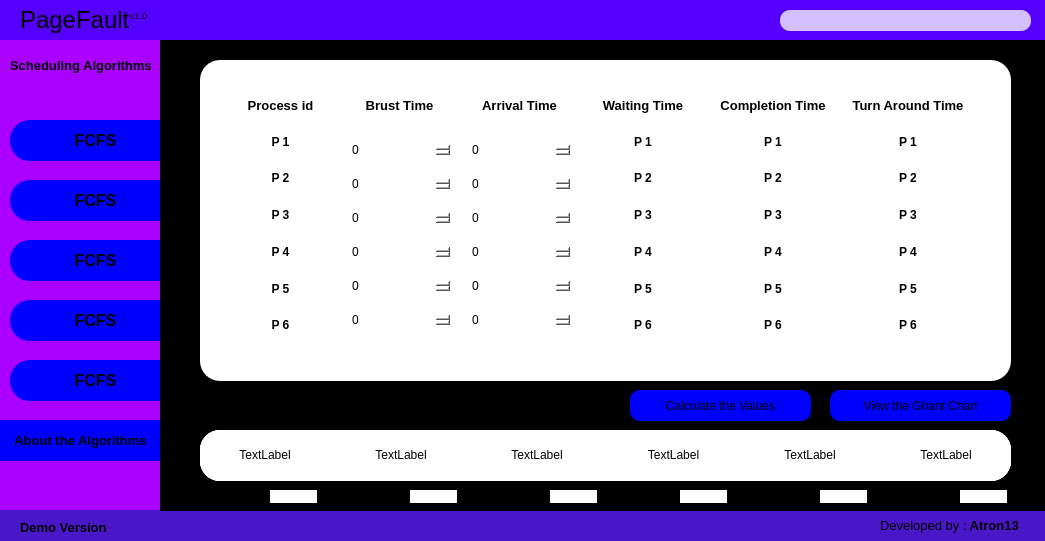
Before: the Qt Designer form pagefault.ui in Atron13/PageFault, drawn with Qt 5.
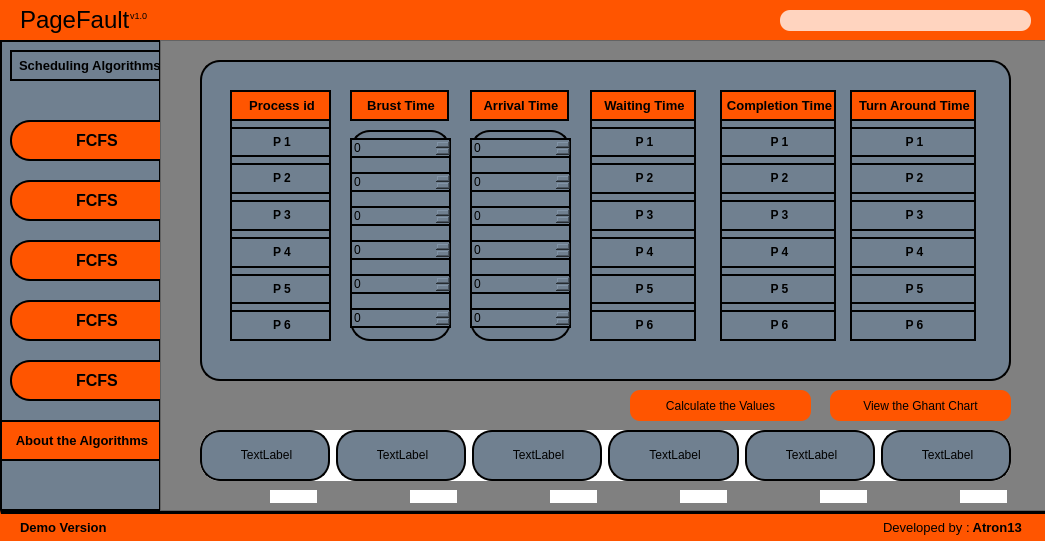
After: the same form once the commit is applied.

Patch:
```diff
--- a/pagefault.ui
+++ b/pagefault.ui
@@ -27,8 +27,7 @@
      <bool>false</bool>
     </property>
     <property name="styleSheet">
-     <string notr="true">background-color: rgb(0, 0, 255);
-background-color: rgb(85, 0, 255);
+     <string notr="true">background-color: rgb(255, 85, 0);
 border-color:white;
 border:none;</string>
     </property>
@@ -124,7 +123,8 @@
      </rect>
     </property>
     <property name="styleSheet">
-     <string notr="true">background-color: rgb(170, 0, 255);</string>
+     <string notr="true">background-color: rgb(112, 128, 144);
+border:2px solid black;</string>
     </property>
     <property name="frameShape">
      <enum>QFrame::NoFrame</enum>
@@ -175,9 +175,10 @@
       <enum>Qt::LeftToRight</enum>
      </property>
      <property name="styleSheet">
-      <string notr="true">background-color: rgb(0, 0, 255);
+      <string notr="true">background-color: rgb(255, 85, 0);
 Text-align:center;
-border-radius:20px</string>
+border-radius:20px;
+border:2px solid black;</string>
      </property>
      <property name="text">
       <string>&lt;html&gt;&lt;head/&gt;&lt;body&gt;&lt;p align=&quot;center&quot;&gt;&lt;span style=&quot; font-size:12pt; font-weight:600;&quot;&gt;FCFS&lt;/span&gt;&lt;/p&gt;&lt;/body&gt;&lt;/html&gt;</string>
@@ -205,9 +206,10 @@
       <enum>Qt::LeftToRight</enum>
      </property>
      <property name="styleSheet">
-      <string notr="true">background-color: rgb(0, 0, 255);
+      <string notr="true">background-color: rgb(255, 85, 0);
 Text-align:center;
-border-radius:20px</string>
+border-radius:20px;
+border:2px solid black;</string>
      </property>
      <property name="text">
       <string>&lt;html&gt;&lt;head/&gt;&lt;body&gt;&lt;p align=&quot;center&quot;&gt;&lt;span style=&quot; font-size:12pt; font-weight:600;&quot;&gt;FCFS&lt;/span&gt;&lt;/p&gt;&lt;/body&gt;&lt;/html&gt;</string>
@@ -235,9 +237,10 @@
       <enum>Qt::LeftToRight</enum>
      </property>
      <property name="styleSheet">
-      <string notr="true">background-color: rgb(0, 0, 255);
+      <string notr="true">background-color: rgb(255, 85, 0);
 Text-align:center;
-border-radius:20px</string>
+border-radius:20px;
+border:2px solid black;</string>
      </property>
      <property name="text">
       <string>&lt;html&gt;&lt;head/&gt;&lt;body&gt;&lt;p align=&quot;center&quot;&gt;&lt;span style=&quot; font-size:12pt; font-weight:600;&quot;&gt;FCFS&lt;/span&gt;&lt;/p&gt;&lt;/body&gt;&lt;/html&gt;</string>
@@ -265,9 +268,10 @@
       <enum>Qt::LeftToRight</enum>
      </property>
      <property name="styleSheet">
-      <string notr="true">background-color: rgb(0, 0, 255);
+      <string notr="true">background-color: rgb(255, 85, 0);
 Text-align:center;
-border-radius:20px</string>
+border-radius:20px;
+border:2px solid black;</string>
      </property>
      <property name="text">
       <string>&lt;html&gt;&lt;head/&gt;&lt;body&gt;&lt;p align=&quot;center&quot;&gt;&lt;span style=&quot; font-size:12pt; font-weight:600;&quot;&gt;FCFS&lt;/span&gt;&lt;/p&gt;&lt;/body&gt;&lt;/html&gt;</string>
@@ -295,9 +299,10 @@
       <enum>Qt::LeftToRight</enum>
      </property>
      <property name="styleSheet">
-      <string notr="true">background-color: rgb(0, 0, 255);
+      <string notr="true">background-color: rgb(255, 85, 0);
 Text-align:center;
-border-radius:20px</string>
+border-radius:20px;
+border:2px solid black;</string>
      </property>
      <property name="text">
       <string>&lt;html&gt;&lt;head/&gt;&lt;body&gt;&lt;p align=&quot;center&quot;&gt;&lt;span style=&quot; font-size:12pt; font-weight:600;&quot;&gt;FCFS&lt;/span&gt;&lt;/p&gt;&lt;/body&gt;&lt;/html&gt;</string>
@@ -325,7 +330,7 @@
       <enum>Qt::LeftToRight</enum>
      </property>
      <property name="styleSheet">
-      <string notr="true">background-color: rgb(0, 0, 255);
+      <string notr="true">background-color: rgb(255, 85, 0);
 Text-align:center;</string>
      </property>
      <property name="text">
@@ -352,9 +357,9 @@
      <bool>false</bool>
     </property>
     <property name="styleSheet">
-     <string notr="true">background-color: rgb(73, 23, 200);
+     <string notr="true">background-color: rgb(255, 85, 0);
 border-color:white;
-border:none;</string>
+border-top:4px solid black;</string>
     </property>
     <property name="frameShape">
      <enum>QFrame::StyledPanel</enum>
@@ -371,6 +376,9 @@
        <height>16</height>
       </rect>
      </property>
+     <property name="styleSheet">
+      <string notr="true">border:none;</string>
+     </property>
      <property name="text">
       <string>&lt;html&gt;&lt;head/&gt;&lt;body&gt;&lt;p&gt;&lt;span style=&quot; font-size:10pt; font-weight:600;&quot;&gt;Demo Version&lt;/span&gt;&lt;/p&gt;&lt;/body&gt;&lt;/html&gt;</string>
      </property>
@@ -399,7 +407,7 @@
      </rect>
     </property>
     <property name="styleSheet">
-     <string notr="true">background-color: rgb(0, 0, 0);</string>
+     <string notr="true">background-color: rgb(128, 128, 128);</string>
     </property>
     <property name="frameShape">
      <enum>QFrame::StyledPanel</enum>
@@ -417,8 +425,9 @@
       </rect>
      </property>
      <property name="styleSheet">
-      <string notr="true">background-color: rgb(255, 255, 255);
-border-radius:20px;</string>
+      <string notr="true">background-color: rgb(112, 128, 144);
+border-radius:20px;
+border:2px solid black;</string>
      </property>
      <property name="frameShape">
       <enum>QFrame::StyledPanel</enum>
@@ -438,6 +447,9 @@
       <layout class="QVBoxLayout" name="verticalLayout">
        <item>
         <widget class="QLabel" name="label_7">
+         <property name="styleSheet">
+          <string notr="true">background-color: rgb(255, 85, 0);</string>
+         </property>
          <property name="text">
           <string>&lt;html&gt;&lt;head/&gt;&lt;body&gt;&lt;p align=&quot;center&quot;&gt;&lt;span style=&quot; font-size:10pt; font-weight:600;&quot;&gt;Process id&lt;/span&gt;&lt;/p&gt;&lt;/body&gt;&lt;/html&gt;</string>
          </property>
@@ -513,7 +525,11 @@
         <widget class="QSpinBox" name="p5b5id"/>
        </item>
        <item>
-        <widget class="QSpinBox" name="p6b6id"/>
+        <widget class="QSpinBox" name="p6b6id">
+         <property name="styleSheet">
+          <string notr="true">border-radius:none;</string>
+         </property>
+        </widget>
        </item>
       </layout>
      </widget>
@@ -526,6 +542,9 @@
         <height>31</height>
        </rect>
       </property>
+      <property name="styleSheet">
+       <string notr="true">background-color: rgb(255, 85, 0);</string>
+      </property>
       <property name="text">
        <string>&lt;html&gt;&lt;head/&gt;&lt;body&gt;&lt;p align=&quot;center&quot;&gt;&lt;span style=&quot; font-size:10pt; font-weight:600;&quot;&gt;Brust Time&lt;/span&gt;&lt;/p&gt;&lt;/body&gt;&lt;/html&gt;</string>
       </property>
@@ -535,13 +554,16 @@
        <rect>
         <x>650</x>
         <y>30</y>
-        <width>116</width>
+        <width>126</width>
         <height>251</height>
        </rect>
       </property>
       <layout class="QVBoxLayout" name="verticalLayout_3">
        <item>
         <widget class="QLabel" name="label_8">
+         <property name="styleSheet">
+          <string notr="true">background-color: rgb(255, 85, 0);</string>
+         </property>
          <property name="text">
           <string>&lt;html&gt;&lt;head/&gt;&lt;body&gt;&lt;p align=&quot;center&quot;&gt;&lt;span style=&quot; font-size:10pt; font-weight:600;&quot;&gt;Turn Around Time&lt;/span&gt;&lt;/p&gt;&lt;/body&gt;&lt;/html&gt;</string>
          </property>
@@ -596,13 +618,16 @@
        <rect>
         <x>520</x>
         <y>30</y>
-        <width>106</width>
+        <width>116</width>
         <height>251</height>
        </rect>
       </property>
       <layout class="QVBoxLayout" name="verticalLayout_4">
        <item>
         <widget class="QLabel" name="label_9">
+         <property name="styleSheet">
+          <string notr="true">background-color: rgb(255, 85, 0);</string>
+         </property>
          <property name="text">
           <string>&lt;html&gt;&lt;head/&gt;&lt;body&gt;&lt;p align=&quot;center&quot;&gt;&lt;span style=&quot; font-size:10pt; font-weight:600;&quot;&gt;Completion Time&lt;/span&gt;&lt;/p&gt;&lt;/body&gt;&lt;/html&gt;</string>
          </property>
@@ -664,6 +689,9 @@
       <layout class="QVBoxLayout" name="verticalLayout_5">
        <item>
         <widget class="QLabel" name="label_10">
+         <property name="styleSheet">
+          <string notr="true">background-color: rgb(255, 85, 0);</string>
+         </property>
          <property name="text">
           <string>&lt;html&gt;&lt;head/&gt;&lt;body&gt;&lt;p align=&quot;center&quot;&gt;&lt;span style=&quot; font-size:10pt; font-weight:600;&quot;&gt;Waiting Time&lt;/span&gt;&lt;/p&gt;&lt;/body&gt;&lt;/html&gt;</string>
          </property>
@@ -722,6 +750,9 @@
         <height>31</height>
        </rect>
       </property>
+      <property name="styleSheet">
+       <string notr="true">background-color: rgb(255, 85, 0);</string>
+      </property>
       <property name="text">
        <string>&lt;html&gt;&lt;head/&gt;&lt;body&gt;&lt;p align=&quot;center&quot;&gt;&lt;span style=&quot; font-size:10pt; font-weight:600;&quot;&gt;Arrival Time&lt;/span&gt;&lt;/p&gt;&lt;/body&gt;&lt;/html&gt;</string>
       </property>
@@ -788,6 +819,10 @@
       <layout class="QHBoxLayout" name="horizontalLayout">
        <item>
         <widget class="QLabel" name="program1">
+         <property name="styleSheet">
+          <string notr="true">background-color: rgb(112, 128, 144);
+border:2px solid black;</string>
+         </property>
          <property name="text">
           <string>&lt;html&gt;&lt;head/&gt;&lt;body&gt;&lt;p align=&quot;center&quot;&gt;TextLabel&lt;/p&gt;&lt;/body&gt;&lt;/html&gt;</string>
          </property>
@@ -795,6 +830,10 @@
        </item>
        <item>
         <widget class="QLabel" name="program2">
+         <property name="styleSheet">
+          <string notr="true">background-color: rgb(112, 128, 144);
+border:2px solid black;</string>
+         </property>
          <property name="text">
           <string>&lt;html&gt;&lt;head/&gt;&lt;body&gt;&lt;p align=&quot;center&quot;&gt;TextLabel&lt;/p&gt;&lt;/body&gt;&lt;/html&gt;</string>
          </property>
@@ -802,6 +841,10 @@
        </item>
        <item>
         <widget class="QLabel" name="program3">
+         <property name="styleSheet">
+          <string notr="true">background-color: rgb(112, 128, 144);
+border:2px solid black;</string>
+         </property>
          <property name="text">
           <string>&lt;html&gt;&lt;head/&gt;&lt;body&gt;&lt;p align=&quot;center&quot;&gt;TextLabel&lt;/p&gt;&lt;/body&gt;&lt;/html&gt;</string>
          </property>
@@ -809,6 +852,10 @@
        </item>
        <item>
         <widget class="QLabel" name="program4">
+         <property name="styleSheet">
+          <string notr="true">background-color: rgb(112, 128, 144);
+border:2px solid black;</string>
+         </property>
          <property name="text">
           <string>&lt;html&gt;&lt;head/&gt;&lt;body&gt;&lt;p align=&quot;center&quot;&gt;TextLabel&lt;/p&gt;&lt;/body&gt;&lt;/html&gt;</string>
          </property>
@@ -816,6 +863,10 @@
        </item>
        <item>
         <widget class="QLabel" name="program5">
+         <property name="styleSheet">
+          <string notr="true">background-color: rgb(112, 128, 144);
+border:2px solid black;</string>
+         </property>
          <property name="text">
           <string>&lt;html&gt;&lt;head/&gt;&lt;body&gt;&lt;p align=&quot;center&quot;&gt;TextLabel&lt;/p&gt;&lt;/body&gt;&lt;/html&gt;</string>
          </property>
@@ -823,6 +874,10 @@
        </item>
        <item>
         <widget class="QLabel" name="program6">
+         <property name="styleSheet">
+          <string notr="true">background-color: rgb(112, 128, 144);
+border:2px solid black;</string>
+         </property>
          <property name="text">
           <string>&lt;html&gt;&lt;head/&gt;&lt;body&gt;&lt;p align=&quot;center&quot;&gt;TextLabel&lt;/p&gt;&lt;/body&gt;&lt;/html&gt;</string>
          </property>
@@ -841,7 +896,7 @@
       </rect>
      </property>
      <property name="styleSheet">
-      <string notr="true">background-color: rgb(0, 0, 255);
+      <string notr="true">background-color: rgb(255, 85, 0);
 border-radius:10px;</string>
      </property>
      <property name="text">
@@ -858,7 +913,7 @@
       </rect>
      </property>
      <property name="styleSheet">
-      <string notr="true">background-color: rgb(0, 0, 255);
+      <string notr="true">background-color: rgb(255, 85, 0);
 border-radius:10px;</string>
      </property>
      <property name="text">
```
Left out of the diff: 2 changed lines with no effect on the pictures.
